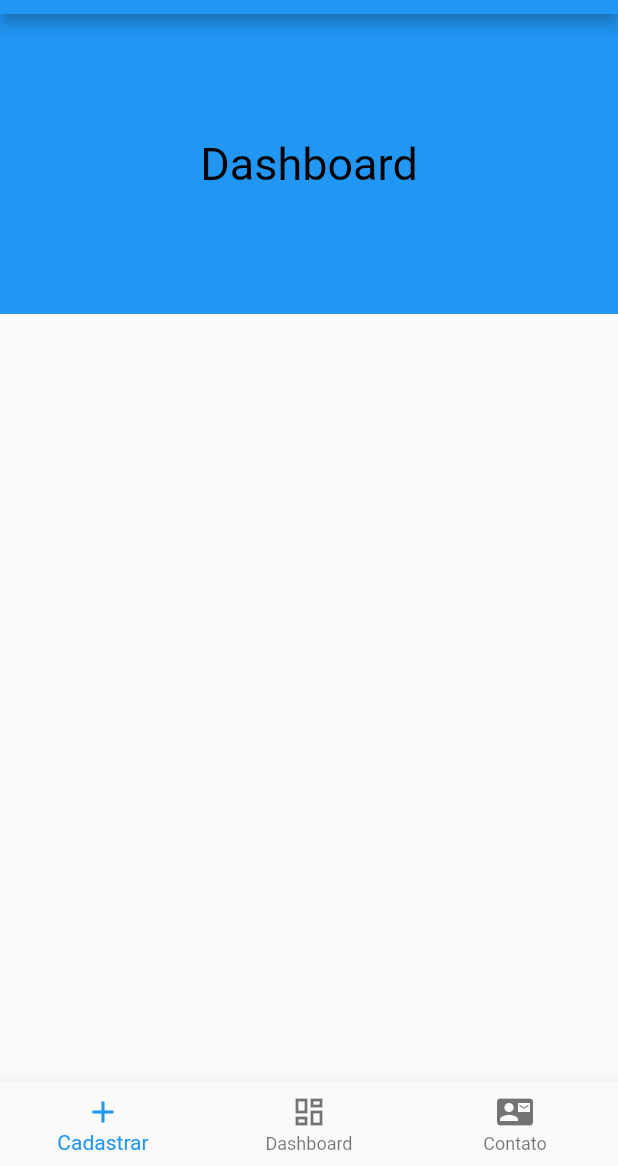
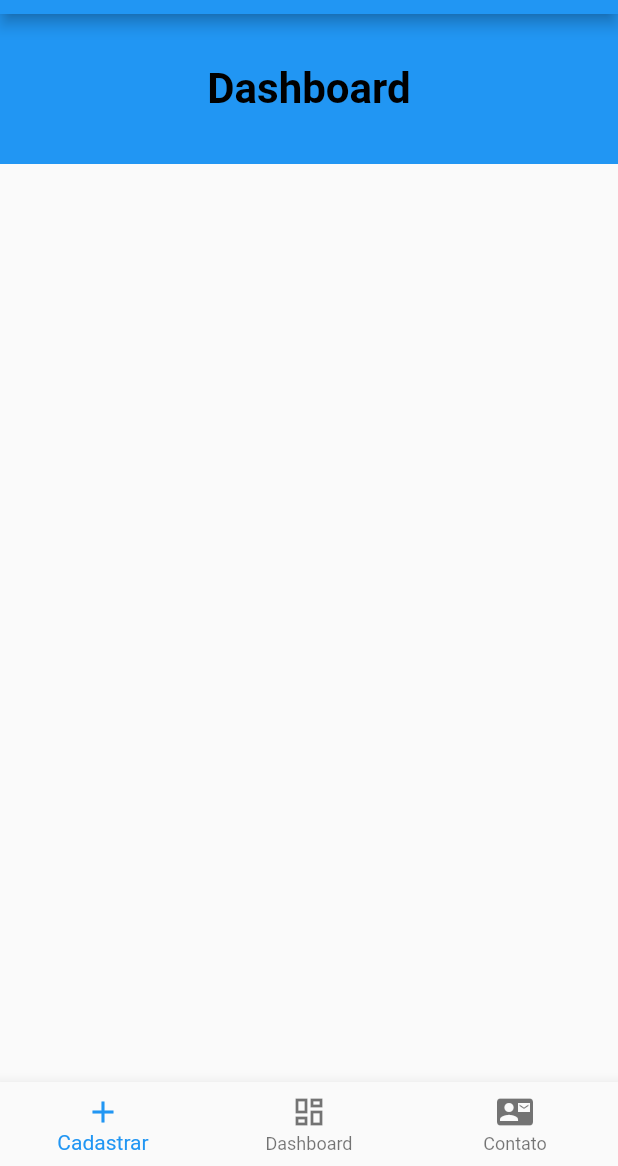
Before and after one commit to lucasrafaeldesouza/CursoFlutter, a Flutter app: the screen it shows after launch, swiped to page 2, on a phone screen of 412 x 824 dp, the part 70-1236 px from its top. Run offline on Flutter 3.47's test engine with Material 2 defaults, Android fonts, the phone set to English and light mode, and no system bars.

Commit message:
atualizando projeto

```diff
--- /dev/null
+++ b/lib/pages/PageViews/dashboard.dart
@@ -0,0 +1,31 @@
+import 'package:flutter/material.dart';
+import 'package:flutter/src/widgets/container.dart';
+import 'package:flutter/src/widgets/framework.dart';
+
+class Dasoboard extends StatelessWidget {
+  const Dasoboard({super.key});
+
+  @override
+  Widget build(BuildContext context) {
+    return Column(
+      children: [
+        Container(
+          height: 100,
+          width: MediaQuery.of(context).size.width,
+          decoration: BoxDecoration(
+            color: Colors.blue,
+          ),
+          child: Center(
+            child: Text(
+              'Dashboard',
+              style: TextStyle(
+                  color: Colors.black,
+                  fontSize: 28,
+                  fontWeight: FontWeight.bold),
+            ),
+          ),
+        ),
+      ],
+    );
+  }
+}
--- a/lib/pages/PageViews/second_page.dart
+++ /dev/null
@@ -1,31 +0,0 @@
-import 'package:flutter/material.dart';
-import 'package:flutter/src/widgets/container.dart';
-import 'package:flutter/src/widgets/framework.dart';
-
-class SecondPage extends StatelessWidget {
-  const SecondPage({super.key});
-
-  @override
-  Widget build(BuildContext context) {
-    return Column(
-      children: [
-        Container(
-          height: 200,
-          width: MediaQuery.of(context).size.width,
-          decoration: BoxDecoration(
-            color: Colors.blue,
-          ),
-          child: Center(
-            child: Text(
-              'Dashboard',
-              style: TextStyle(
-                color: Colors.black,
-                fontSize: 30,
-              ),
-            ),
-          ),
-        ),
-      ],
-    );
-  }
-}
--- a/lib/pages/home_page.dart
+++ b/lib/pages/home_page.dart
@@ -1,12 +1,12 @@
 import 'dart:ui';
-
+import 'package:curso/pages/PageViews/contato.dart';
+import 'package:curso/pages/PageViews/dashboard.dart';
 import 'package:flutter/cupertino.dart';
 import 'package:flutter/material.dart';
 import 'package:flutter/src/widgets/container.dart';
 import 'package:flutter/src/widgets/framework.dart';
-
-import 'PageViews/one_page.dart';
-import 'PageViews/second_page.dart';
+import 'PageViews/cadastrar.dart';
+import 'PageViews/dashboard.dart';
 
 class HomePage extends StatefulWidget {
   @override
@@ -75,12 +75,9 @@ class _HomePageState extends State<HomePage> {
       body: PageView(
         controller: _pageController,
         children: [
-          OnePage(),
-          SecondPage(),
-          // Container(
-          //   color: Colors.red,
-          // ),
-          // Container(color: Colors.yellow),
+          Cadastrar(),
+          Dasoboard(),
+          Contato(),
         ],
       ),
       bottomNavigationBar: BottomNavigationBar(
```
Also changed, not shown: lib/pages/PageViews/cadastrar.dart (added, +54 -0 lines), lib/pages/PageViews/contato.dart (added, +31 -0 lines), lib/pages/PageViews/one_page.dart (deleted, +0 -54 lines), 3 other files.
